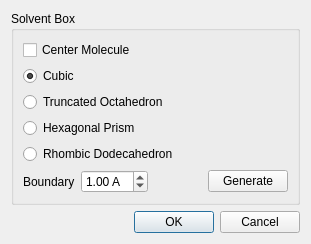
Old version of the form src/Gromacs/GromacsDialog.ui in the repository nutjunkie/IQmol3.
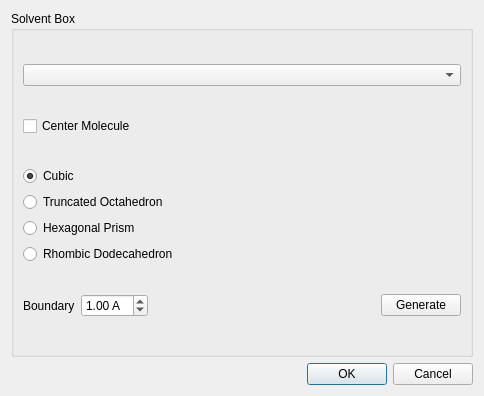
New version of the form.

```diff
--- a/src/Gromacs/GromacsDialog.ui
+++ b/src/Gromacs/GromacsDialog.ui
@@ -6,8 +6,8 @@
    <rect>
     <x>0</x>
     <y>0</y>
-    <width>311</width>
-    <height>237</height>
+    <width>484</width>
+    <height>396</height>
    </rect>
   </property>
   <property name="windowTitle">
@@ -20,6 +20,9 @@
       <string>Solvent Box</string>
      </property>
      <layout class="QVBoxLayout" name="verticalLayout_3">
+      <item>
+       <widget class="QComboBox" name="selectCalculation"/>
+      </item>
       <item>
        <widget class="QCheckBox" name="centerButton">
         <property name="text">
```
